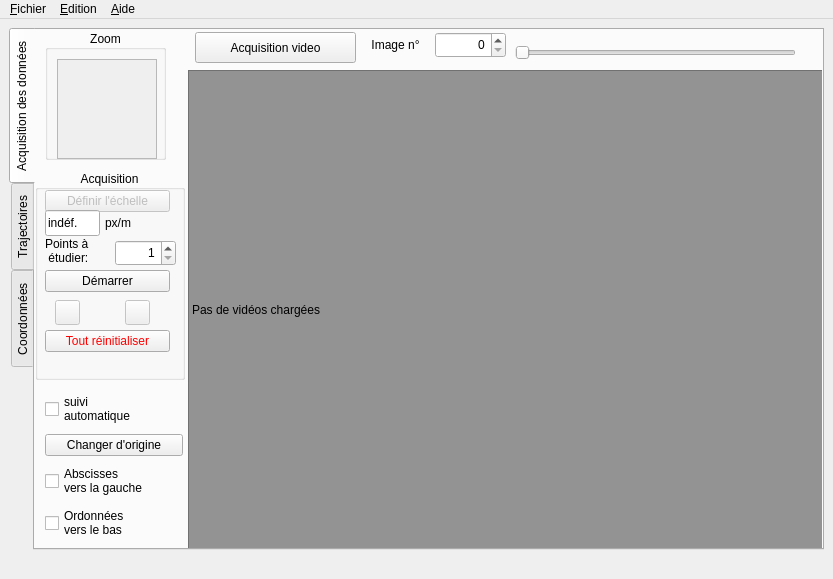
Qt form src/pymecavideo_mini.ui (rene-d/pymecavideo) before a commit.
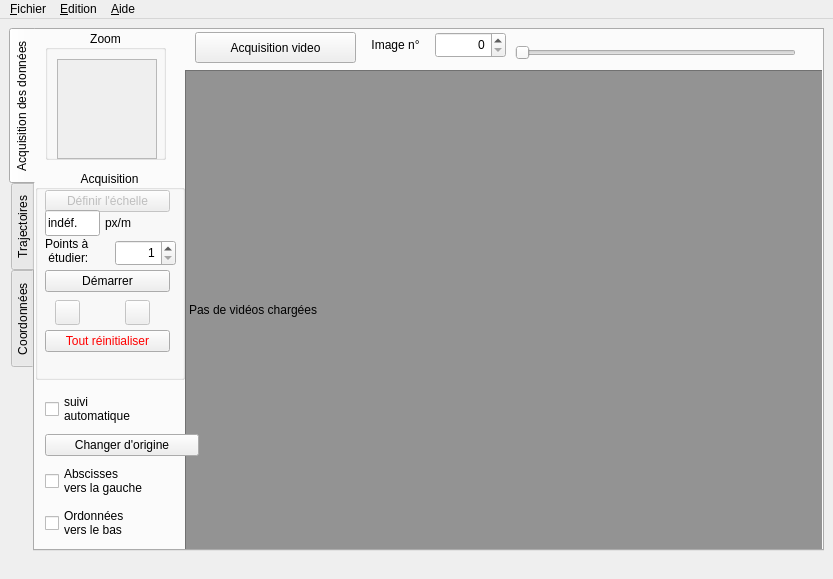
The same form after that commit. Custom widgets are drawn as their Qt base class.

```diff
--- a/src/pymecavideo_mini.ui
+++ b/src/pymecavideo_mini.ui
@@ -10,6 +10,12 @@
     <height>579</height>
    </rect>
   </property>
+  <property name="sizePolicy">
+   <sizepolicy hsizetype="Expanding" vsizetype="Expanding">
+    <horstretch>0</horstretch>
+    <verstretch>0</verstretch>
+   </sizepolicy>
+  </property>
   <property name="minimumSize">
    <size>
     <width>833</width>
@@ -18,8 +24,8 @@
   </property>
   <property name="maximumSize">
    <size>
-    <width>833</width>
-    <height>579</height>
+    <width>16000</width>
+    <height>16000</height>
    </size>
   </property>
   <property name="font">
@@ -30,9 +36,12 @@
   <property name="windowTitle">
    <string>PyMecaVideo, analyse mécanique des vidéos</string>
   </property>
+  <property name="tabShape">
+   <enum>QTabWidget::Rounded</enum>
+  </property>
   <widget class="QWidget" name="centralwidget">
    <property name="sizePolicy">
-    <sizepolicy hsizetype="Fixed" vsizetype="Fixed">
+    <sizepolicy hsizetype="Expanding" vsizetype="Expanding">
      <horstretch>0</horstretch>
      <verstretch>0</verstretch>
     </sizepolicy>
@@ -45,8 +54,8 @@
    </property>
    <property name="maximumSize">
     <size>
-     <width>833</width>
-     <height>540</height>
+     <width>16000</width>
+     <height>16000</height>
     </size>
    </property>
    <property name="font">
@@ -76,7 +85,7 @@
         </property>
         <property name="geometry">
          <rect>
-          <x>153</x>
+          <x>150</x>
           <y>40</y>
           <width>640</width>
           <height>480</height>
@@ -90,8 +99,8 @@
         </property>
         <property name="maximumSize">
          <size>
-          <width>640</width>
-          <height>480</height>
+          <width>16000000</width>
+          <height>16000000</height>
          </size>
         </property>
         <property name="palette">
@@ -626,7 +635,7 @@
          <rect>
           <x>10</x>
           <y>360</y>
-          <width>138</width>
+          <width>154</width>
           <height>153</height>
          </rect>
         </property>
```
Left out of the diff: 2 changed lines with no effect on the pictures.
